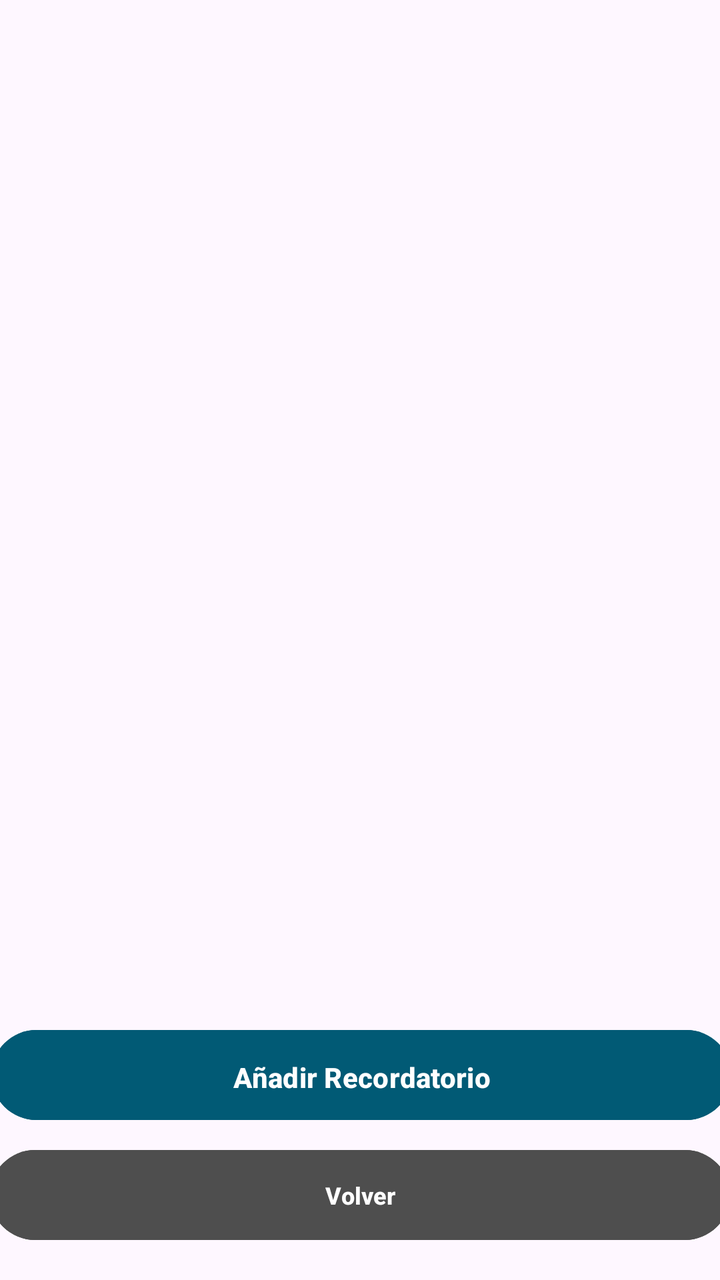
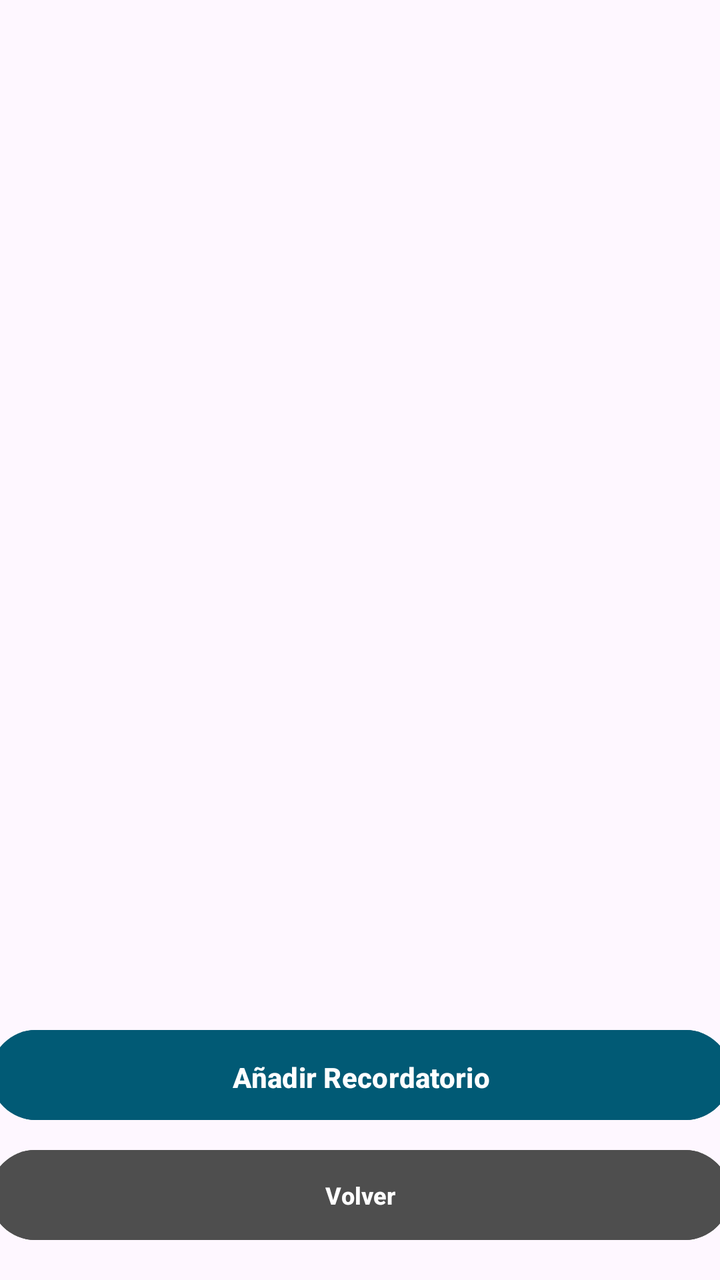

The first picture is an Android layout as it rendered before a commit; the second is the same layout after the commit. The layout source and the unified diff follow.
<!-- AndroidManifest.xml: application theme Theme.MobilesVC -->
<!-- res/layout/recordatorios_view.xml -->
<?xml version="1.0" encoding="utf-8"?>
<androidx.constraintlayout.widget.ConstraintLayout xmlns:android="http://schemas.android.com/apk/res/android"
    xmlns:app="http://schemas.android.com/apk/res-auto"
    xmlns:tools="http://schemas.android.com/tools"
    android:layout_width="match_parent"
    android:layout_height="match_parent">

    <Button
        android:id="@+id/vToRecordatorioCrear"
        android:layout_width="370dp"
        android:layout_height="53dp"
        android:layout_marginTop="48dp"
        android:layout_marginBottom="76dp"
        android:backgroundTint="#015A75"
        android:paddingVertical="14dp"
        android:text="Añadir Recordatorio"
        android:textStyle="bold"
        app:layout_constraintBottom_toBottomOf="parent"
        app:layout_constraintEnd_toEndOf="parent"
        app:layout_constraintHorizontal_bias="0.487"
        app:layout_constraintStart_toStartOf="parent" />

    <Button
        android:id="@+id/vVolverRecordatoriosList"
        android:layout_width="370dp"
        android:layout_height="53dp"
        android:layout_marginHorizontal="24dp"
        android:layout_marginStart="20dp"
        android:layout_marginTop="7dp"
        android:layout_marginEnd="21dp"
        android:layout_marginBottom="16dp"
        android:backgroundTint="#4E4E4E"
        android:paddingVertical="10dp"
        android:text="Volver"
        android:textSize="12sp"
        android:textStyle="bold"
        android:visibility="visible"
        app:layout_constraintBottom_toBottomOf="parent"
        app:layout_constraintEnd_toEndOf="parent"
        app:layout_constraintStart_toStartOf="parent"
        app:layout_constraintTop_toBottomOf="@+id/vToRecordatorioCrear" />

    <androidx.recyclerview.widget.RecyclerView
        android:id="@+id/vRecordatoriosList"
        android:layout_width="384dp"
        android:layout_height="576dp"
        android:layout_marginBottom="2dp"
        app:layout_constraintBottom_toBottomOf="parent"
        app:layout_constraintEnd_toEndOf="parent"
        app:layout_constraintHorizontal_bias="0.0"
        app:layout_constraintStart_toStartOf="parent"
        app:layout_constraintTop_toTopOf="parent"
        app:layout_constraintVertical_bias="0.0" />
</androidx.constraintlayout.widget.ConstraintLayout>
<!-- resources referenced by this layout -->
<resources>
  <style name="Theme.MobilesVC" parent="Base.Theme.MobilesVC" />
  <style name="Base.Theme.MobilesVC" parent="Theme.Material3.DayNight.NoActionBar">
          
          
      </style>
</resources>

<!-- the commit's change to res/layout/recordatorios_view.xml (unified diff, before → after) -->
@@ -9,7 +9,6 @@
         android:id="@+id/vToRecordatorioCrear"
         android:layout_width="370dp"
         android:layout_height="53dp"
-        android:layout_marginTop="48dp"
         android:layout_marginBottom="76dp"
         android:backgroundTint="#015A75"
         android:paddingVertical="14dp"
@@ -17,7 +16,7 @@
         android:textStyle="bold"
         app:layout_constraintBottom_toBottomOf="parent"
         app:layout_constraintEnd_toEndOf="parent"
-        app:layout_constraintHorizontal_bias="0.487"
+        app:layout_constraintHorizontal_bias="0.5"
         app:layout_constraintStart_toStartOf="parent" />
 
     <Button
